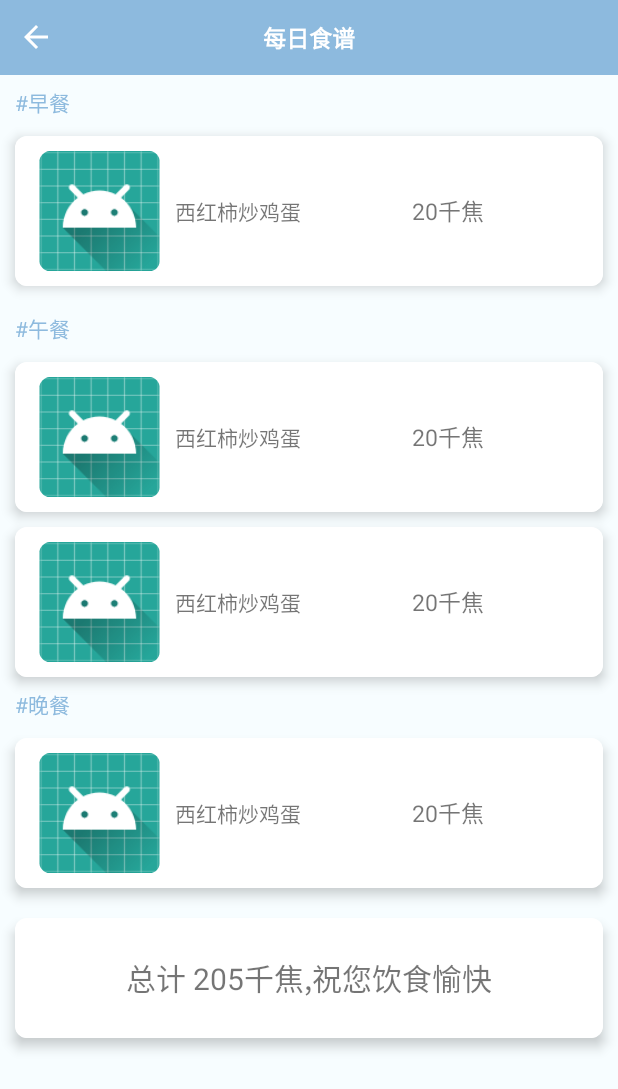
After one commit to DreamYHD/Kaluli, an Android app: the SuggestDailyActivity screen opened directly, with no data from a screen before it, on a phone screen of 412 x 824 dp. The commit adds this screen. Shown: the top 1089 px of the screen. Run offline under Robolectric (Android 15) with nearby library versions, the phone set to English and light mode, and no system bars; our stand-ins replace ButterKnife; libraries missing offline, so code that uses them is left out: com.avos.avoscloud; pictures from the network do not load; 3 statements that could not run were skipped.

Commit message:
:art: finish

```diff
--- a/app/build.gradle
+++ b/app/build.gradle
@@ -43,4 +43,5 @@ dependencies {
     compile('cn.leancloud.android:avoscloud-sdk:4.7.10')
     compile 'com.wang.avi:library:2.1.3'
     compile 'com.github.wangjiegulu:rfab:2.0.0'
+    compile 'com.github.PhilJay:MPAndroidChart:v3.1.0'
 }
--- a/app/src/main/AndroidManifest.xml
+++ b/app/src/main/AndroidManifest.xml
@@ -39,7 +39,9 @@
         <activity android:name=".ui.me.ForgetActivity" />
         <activity android:name=".ui.daily.DailyActivity" />
         <activity android:name=".ui.suggest.ShowFoodActivity" />
-        <activity android:name=".ui.me.ChangeInfoActivity"></activity>
+        <activity android:name=".ui.me.ChangeInfoActivity" />
+        <activity android:name=".ui.daily.DailyWeightActivity" />
+        <activity android:name=".ui.suggest.SuggestDailyActivity"></activity>
     </application>
 
 </manifest>
--- a/app/src/main/java/com/example/administrator/kalulli/ui/daily/DailyActivity.java
+++ b/app/src/main/java/com/example/administrator/kalulli/ui/daily/DailyActivity.java
@@ -227,11 +227,11 @@ public class DailyActivity extends BaseActivity {
                         testContent.add(" 晚餐要吃七分饱，每餐食物不可过多或者过少，避免大胃口哦");
                     }
                     //2
-                    if ((Double.parseDouble(morning) + Double.parseDouble(afternoon) + Double.parseDouble(evening)) <= 700){
+                    if ((Double.parseDouble(morning) + Double.parseDouble(afternoon) + Double.parseDouble(evening)) <= 800){
                         is[0] = false;
                         testContent.add(" 您今天的热量摄取未能达标哦，要多吃点哦");
                     }else if ((Double.parseDouble
-                            (morning) + Double.parseDouble(afternoon) + Double.parseDouble(evening)) > 700){
+                            (morning) + Double.parseDouble(afternoon) + Double.parseDouble(evening)) > 1700){
                         is[0] = false;
                         testContent.add(" 您今天的热量过多,要注意多运动");
                     }else{
--- a/app/src/main/java/com/example/administrator/kalulli/ui/suggest/ShowFoodActivity.java
+++ b/app/src/main/java/com/example/administrator/kalulli/ui/suggest/ShowFoodActivity.java
@@ -45,7 +45,7 @@ public class ShowFoodActivity extends BaseActivity {
                 Log.i(TAG, "logicActivity: " + avObject.getObjectId());
                 foodName.setText(avObject.get(TableUtil.FOOD_NAME).toString());
                 foodAffect.setText("功效:  "+avObject.get(TableUtil.FOOD_AFFECT).toString());
-                foodCalorie.setText("卡路里含量:"+avObject.get(TableUtil.FOOD_CALORIE).toString());
+                foodCalorie.setText("卡路里含量:"+avObject.get(TableUtil.FOOD_CALORIE).toString()+"千焦");
                 foodType.setText("#"+avObject.get(TableUtil.FOOD_TYPE).toString());
                 foodInfo.setText(avObject.get(TableUtil.FOOD_DESCRIPTION).toString());
                 Glide.with(mActivity)
--- /dev/null
+++ b/app/src/main/java/com/example/administrator/kalulli/ui/suggest/SuggestDailyActivity.java
@@ -0,0 +1,162 @@
+package com.example.administrator.kalulli.ui.suggest;
+
+import android.os.Bundle;
+import android.os.Handler;
+import android.os.Message;
+import android.util.Log;
+import android.widget.ImageView;
+import android.widget.TextView;
+
+import com.avos.avoscloud.AVException;
+import com.avos.avoscloud.AVObject;
+import com.avos.avoscloud.AVQuery;
+import com.avos.avoscloud.AVUser;
+import com.avos.avoscloud.FindCallback;
+import com.bumptech.glide.Glide;
+import com.example.administrator.kalulli.R;
+import com.example.administrator.kalulli.base.BaseActivity;
+import com.example.administrator.kalulli.utils.HealthUtil;
+import com.example.administrator.kalulli.utils.TableUtil;
+
+import java.util.ArrayList;
+import java.util.List;
+
+import butterknife.BindView;
+import butterknife.ButterKnife;
+import butterknife.OnClick;
+
+public class SuggestDailyActivity extends BaseActivity {
+
+    private static final String TAG = "SuggestDailyActivity";
+    @BindView(R.id.back_daily_img)
+    ImageView backDailyImg;
+    @BindView(R.id.morning_image)
+    ImageView morningImage;
+    @BindView(R.id.morning_name)
+    TextView morningName;
+    @BindView(R.id.morning_number)
+    TextView morningNumber;
+    @BindView(R.id.afternoon1_image)
+    ImageView afternoon1Image;
+    @BindView(R.id.afternoon1_name)
+    TextView afternoon1Name;
+    @BindView(R.id.afternoon1_number)
+    TextView afternoon1Number;
+    @BindView(R.id.afternoon2_image)
+    ImageView afternoon2Image;
+    @BindView(R.id.afternoon2_name)
+    TextView afternoon2Name;
+    @BindView(R.id.afternoon2_number)
+    TextView afternoon2Number;
+    @BindView(R.id.evening_image)
+    ImageView eveningImage;
+    @BindView(R.id.evening_name)
+    TextView eveningName;
+    @BindView(R.id.evening_number)
+    TextView eveningNumber;
+    @BindView(R.id.sum_tv)
+    TextView sumTv;
+    private List<AVObject> alllist = new ArrayList<>();
+    private boolean morningIs = false;
+    private boolean afternoon1Is = false;
+    private boolean afternoon2Is = false;
+    private boolean eveningIs = false;
+    private double sum;
+
+    private Handler handler = new Handler() {
+        @Override
+        public void handleMessage(Message msg) {
+            super.handleMessage(msg);
+            AVUser avUser = AVUser.getCurrentUser();
+            String healthType = HealthUtil.getHealth(avUser.get(TableUtil.USER_WEIGHT).toString(), avUser.get(TableUtil.USER_HEIGHT).toString());
+
+            for (int i = 0; i < alllist.size(); i++) {
+                AVObject avObject = alllist.get(i);
+                if (healthType.equals("胖")) {
+                    String s = avObject.get(TableUtil.FOOD_NAME).toString();
+                    if (s.contains("肉")) {
+                        continue;
+                    }
+                }
+                if (avObject.get(TableUtil.DAILY_FOOD_TYPE).equals("早餐") && !morningIs) {
+                    morningIs = true;
+                    morningName.setText(avObject.get(TableUtil.FOOD_NAME).toString());
+                    morningNumber.setText(avObject.get(TableUtil.DAILY_FOOD_CALORIE).toString());
+                    sum += Double.parseDouble(avObject.get(TableUtil.DAILY_FOOD_CALORIE).toString());
+                    Glide.with(mActivity)
+                            .load(avObject.get(TableUtil.DAILY_FOOD_URL))
+                            .placeholder(R.mipmap.ic_launcher)
+                            .into(morningImage);
+                } else if (avObject.get(TableUtil.DAILY_FOOD_TYPE).equals("通用") && !afternoon1Is
+                        && (avObject.get(TableUtil.FOOD_NAME).toString().equals("米饭") ||
+                        avObject.get(TableUtil.FOOD_NAME).toString().equals("馒头"))) {
+                    String s = avObject.get(TableUtil.FOOD_NAME).toString();
+                    afternoon1Is = true;
+                    afternoon1Name.setText(avObject.get(TableUtil.FOOD_NAME).toString());
+                    afternoon1Number.setText(avObject.get(TableUtil.DAILY_FOOD_CALORIE).toString());
+                    sum += Double.parseDouble(avObject.get(TableUtil.DAILY_FOOD_CALORIE).toString());
+
+                    Glide.with(mActivity)
+                            .load(avObject.get(TableUtil.DAILY_FOOD_URL))
+                            .placeholder(R.mipmap.ic_launcher)
+                            .into(afternoon1Image);
+                } else if (avObject.get(TableUtil.DAILY_FOOD_TYPE).equals("通用") && !eveningIs) {
+                    eveningIs = true;
+                    eveningName.setText(avObject.get(TableUtil.FOOD_NAME).toString());
+                    eveningNumber.setText(avObject.get(TableUtil.DAILY_FOOD_CALORIE).toString());
+                    sum += Double.parseDouble(avObject.get(TableUtil.DAILY_FOOD_CALORIE).toString());
+
+                    Glide.with(mActivity)
+                            .load(avObject.get(TableUtil.DAILY_FOOD_URL))
+                            .placeholder(R.mipmap.ic_launcher)
+                            .into(eveningImage);
+                } else if (avObject.get(TableUtil.DAILY_FOOD_TYPE).equals("通用") && !afternoon2Is) {
+                    String s = avObject.get(TableUtil.FOOD_NAME).toString();
+                    if (s.contains("饺子")) {
+                        continue;
+                    }
+                    afternoon2Is = true;
+                    afternoon2Name.setText(avObject.get(TableUtil.FOOD_NAME).toString());
+                    afternoon2Number.setText(avObject.get(TableUtil.DAILY_FOOD_CALORIE).toString());
+                    sum += Double.parseDouble(avObject.get(TableUtil.DAILY_FOOD_CALORIE).toString());
+                    Glide.with(mActivity)
+                            .load(avObject.get(TableUtil.DAILY_FOOD_URL))
+                            .placeholder(R.mipmap.ic_launcher)
+                            .into(afternoon2Image);
+                }
+            }
+            sumTv.setText("总计 "+sum+" 千焦，祝您饮食愉快");
+        }
+    };
+
+    protected void logicActivity(Bundle mSavedInstanceState) {
+        getData();
+    }
+
+    private void getData() {
+        AVQuery<AVObject> query = new AVQuery<>(TableUtil.FOOD_TABLE_NAME);
+        query.findInBackground(new FindCallback<AVObject>() {
+            @Override
+            public void done(List<AVObject> avObjects, AVException avException) {
+                if (avException == null) {
+                    if (avObjects != null && avObjects.size() != 0) {
+                        alllist.addAll(avObjects);
+                        Log.i(TAG, "done: " + alllist.size());
+                        handler.sendEmptyMessage(0);
+                    }
+                }
+            }
+        });
+    }
+
+    @Override
+    protected int getLayoutId() {
+        return R.layout.activity_suggest_daily;
+    }
+
+    @OnClick(R.id.back_daily_img)
+    public void onViewClicked() {
+        mActivity.finish();
+    }
+
+}
--- a/app/src/main/java/com/example/administrator/kalulli/utils/TableUtil.java
+++ b/app/src/main/java/com/example/administrator/kalulli/utils/TableUtil.java
@@ -42,4 +42,9 @@ public class TableUtil {
     public static final String DAILY_FOOD_CALORIE = "calorie";
     public static final String DAILY_FOOD_USER = "user";
     public static final String DAILY_FOOD_AFFECT = "affect";
+    //dailyweight
+    public static final String DAILY_WEIGHT_TABLE_NAME = "dailyweight";
+    public static final String DAILY_WEIGHT_ARRAY = "array";
+    public static final String DAILY_WEIGHT_USER = "user";
+
 }
--- /dev/null
+++ b/app/src/main/res/layout/activity_suggest_daily.xml
@@ -0,0 +1,251 @@
+<?xml version="1.0" encoding="utf-8"?>
+<LinearLayout xmlns:android="http://schemas.android.com/apk/res/android"
+    xmlns:app="http://schemas.android.com/apk/res-auto"
+    xmlns:tools="http://schemas.android.com/tools"
+    android:layout_width="match_parent"
+    android:layout_height="match_parent"
+    android:background="#f7fdff"
+    android:orientation="vertical"
+    tools:context="com.example.administrator.kalulli.ui.suggest.SuggestDailyActivity">
+
+    <RelativeLayout
+        android:layout_width="match_parent"
+        android:layout_height="50dp"
+        android:background="@color/colorPrimary">
+
+        <ImageView
+            android:id="@+id/back_daily_img"
+            android:layout_width="wrap_content"
+            android:layout_height="wrap_content"
+            android:layout_alignParentStart="true"
+            android:layout_centerVertical="true"
+            android:layout_marginStart="12dp"
+            app:srcCompat="@drawable/ic_arrow_back_black_24dp" />
+
+        <TextView
+            android:id="@+id/textView3"
+            android:layout_width="wrap_content"
+            android:layout_height="match_parent"
+            android:layout_alignParentBottom="true"
+            android:layout_centerHorizontal="true"
+            android:gravity="center"
+            android:text="每日食谱"
+            android:textColor="@color/colorWhite"
+            android:textSize="15sp"
+            android:textStyle="bold" />
+
+    </RelativeLayout>
+
+    <TextView
+        android:layout_width="match_parent"
+        android:layout_height="25dp"
+        android:layout_marginLeft="10dp"
+        android:layout_marginRight="10dp"
+        android:layout_marginTop="5dp"
+        android:gravity="center_vertical"
+        android:text="#早餐"
+        android:textColor="@color/colorPrimary" />
+
+    <android.support.v7.widget.CardView xmlns:android="http://schemas.android.com/apk/res/android"
+        xmlns:app="http://schemas.android.com/apk/res-auto"
+        android:layout_width="match_parent"
+        android:layout_height="100dp"
+        android:layout_margin="10dp"
+        app:cardCornerRadius="8dp"
+        app:cardElevation="5dp">
+
+        <LinearLayout
+            android:layout_width="match_parent"
+            android:layout_height="match_parent"
+            android:background="@color/colorWhite"
+            android:orientation="horizontal"
+            android:padding="10dp"
+            android:weightSum="4">
+
+            <ImageView
+                android:id="@+id/morning_image"
+                android:layout_width="0dp"
+                android:layout_height="match_parent"
+                android:layout_weight="1"
+                android:src="@mipmap/ic_launcher" />
+
+            <TextView
+                android:id="@+id/morning_name"
+                android:layout_width="0dp"
+                android:layout_height="match_parent"
+                android:layout_weight="1"
+                android:gravity="center"
+                android:text="西红柿炒鸡蛋" />
+
+            <TextView
+                android:id="@+id/morning_number"
+                android:layout_width="0dp"
+                android:layout_height="match_parent"
+                android:layout_weight="2"
+                android:gravity="center"
+                android:text="20千焦"
+                android:textSize="15sp" />
+        </LinearLayout>
+    </android.support.v7.widget.CardView>
+
+    <TextView
+        android:layout_width="match_parent"
+        android:layout_height="25dp"
+        android:layout_marginLeft="10dp"
+        android:layout_marginRight="10dp"
+        android:layout_marginTop="5dp"
+        android:gravity="center_vertical"
+        android:text="#午餐"
+        android:textColor="@color/colorPrimary" />
+
+    <android.support.v7.widget.CardView xmlns:android="http://schemas.android.com/apk/res/android"
+        xmlns:app="http://schemas.android.com/apk/res-auto"
+        android:layout_width="match_parent"
+        android:layout_height="100dp"
+        android:layout_margin="10dp"
+        app:cardCornerRadius="8dp"
+        app:cardElevation="5dp">
+
+        <LinearLayout
+            android:layout_width="match_parent"
+            android:layout_height="match_parent"
+            android:background="@color/colorWhite"
+            android:orientation="horizontal"
+            android:padding="10dp"
+            android:weightSum="4">
+
+            <ImageView
+                android:id="@+id/afternoon1_image"
+                android:layout_width="0dp"
+                android:layout_height="match_parent"
+                android:layout_weight="1"
+                android:src="@mipmap/ic_launcher" />
+
+            <TextView
+                android:id="@+id/afternoon1_name"
+                android:layout_width="0dp"
+                android:layout_height="match_parent"
+                android:layout_weight="1"
+                android:gravity="center"
+                android:text="西红柿炒鸡蛋" />
+
+            <TextView
+                android:id="@+id/afternoon1_number"
+                android:layout_width="0dp"
+                android:layout_height="match_parent"
+                android:layout_weight="2"
+                android:gravity="center"
+                android:text="20千焦"
+                android:textSize="15sp" />
+        </LinearLayout>
+    </android.support.v7.widget.CardView>
+    <android.support.v7.widget.CardView xmlns:android="http://schemas.android.com/apk/res/android"
+        xmlns:app="http://schemas.android.com/apk/res-auto"
+        android:layout_width="match_parent"
+        android:layout_height="100dp"
+        android:layout_marginLeft="10dp"
+        android:layout_marginRight="10dp"
+        app:cardCornerRadius="8dp"
+        app:cardElevation="5dp">
+
+        <LinearLayout
+            android:layout_width="match_parent"
+            android:layout_height="match_parent"
+            android:background="@color/colorWhite"
+            android:orientation="horizontal"
+            android:padding="10dp"
+            android:weightSum="4">
+
+            <ImageView
+                android:id="@+id/afternoon2_image"
+                android:layout_width="0dp"
+                android:layout_height="match_parent"
+                android:layout_weight="1"
+                android:src="@mipmap/ic_launcher" />
+
+            <TextView
+                android:id="@+id/afternoon2_name"
+                android:layout_width="0dp"
+                android:layout_height="match_parent"
+                android:layout_weight="1"
+                android:gravity="center"
+                android:text="西红柿炒鸡蛋" />
+
+            <TextView
+                android:id="@+id/afternoon2_number"
+                android:layout_width="0dp"
+                android:layout_height="match_parent"
+                android:layout_weight="2"
+                android:gravity="center"
+                android:text="20千焦"
+                android:textSize="15sp" />
+        </LinearLayout>
+    </android.support.v7.widget.CardView>
+    <TextView
+        android:layout_width="match_parent"
+        android:layout_height="25dp"
+        android:layout_marginLeft="10dp"
+        android:layout_marginRight="10dp"
+        android:layout_marginTop="5dp"
+        android:gravity="center_vertical"
+        android:text="#晚餐"
+        android:textColor="@color/colorPrimary" />
+
+    <android.support.v7.widget.CardView xmlns:android="http://schemas.android.com/apk/res/android"
+        xmlns:app="http://schemas.android.com/apk/res-auto"
+        android:layout_width="match_parent"
+        android:layout_height="100dp"
+        android:layout_margin="10dp"
+        app:cardCornerRadius="8dp"
+        app:cardElevation="5dp">
+
+        <LinearLayout
+            android:layout_width="match_parent"
+            android:layout_height="match_parent"
+            android:background="@color/colorWhite"
+            android:orientation="horizontal"
+            android:padding="10dp"
+            android:weightSum="4">
+
+            <ImageView
+                android:id="@+id/evening_image"
+                android:layout_width="0dp"
+                android:layout_height="match_parent"
+                android:layout_weight="1"
+                android:src="@mipmap/ic_launcher" />
+
+            <TextView
+                android:id="@+id/evening_name"
+                android:layout_width="0dp"
+                android:layout_height="match_parent"
+                android:layout_weight="1"
+                android:gravity="center"
+                android:text="西红柿炒鸡蛋" />
+
+            <TextView
+                android:id="@+id/evening_number"
+                android:layout_width="0dp"
+                android:layout_height="match_parent"
+                android:layout_weight="2"
+                android:gravity="center"
+                android:text="20千焦"
+                android:textSize="15sp" />
+        </LinearLayout>
+    </android.support.v7.widget.CardView>
+    <android.support.v7.widget.CardView xmlns:android="http://schemas.android.com/apk/res/android"
+        android:layout_width="match_parent"
+        xmlns:app="http://schemas.android.com/apk/res-auto"
+        app:cardCornerRadius="8dp"
+        app:cardElevation="5dp"
+        android:layout_margin="10dp"
+        android:layout_height="80dp">
+        <TextView
+            android:id="@+id/sum_tv"
+            android:textSize="20dp"
+            android:gravity="center"
+            android:text="总计 205千焦,祝您饮食愉快"
+            android:background="@color/colorWhite"
+            android:layout_width="match_parent"
+            android:layout_height="match_parent" />
+    </android.support.v7.widget.CardView>
+</LinearLayout>
--- a/build.gradle
+++ b/build.gradle
@@ -31,6 +31,7 @@ allprojects {
         maven {
             url "http://mvn.leancloud.cn/nexus/content/repositories/public"
         }
+        maven { url 'https://jitpack.io' }
     }
 }
 
```
Also changed, not shown: app/src/main/java/com/example/administrator/kalulli/data/TableEntry.java (added, +10 -0 lines), app/src/main/java/com/example/administrator/kalulli/ui/daily/DailyFragment.java (+15 -5 lines), app/src/main/java/com/example/administrator/kalulli/ui/daily/DailyWeightActivity.java (added, +194 -0 lines), app/src/main/java/com/example/administrator/kalulli/ui/suggest/SuggestFragment.java (+13 -1 lines), app/src/main/res/layout/activity_daily_weight.xml (added, +58 -0 lines), app/src/main/res/layout/fragment_daily.xml (+11 -2 lines).
